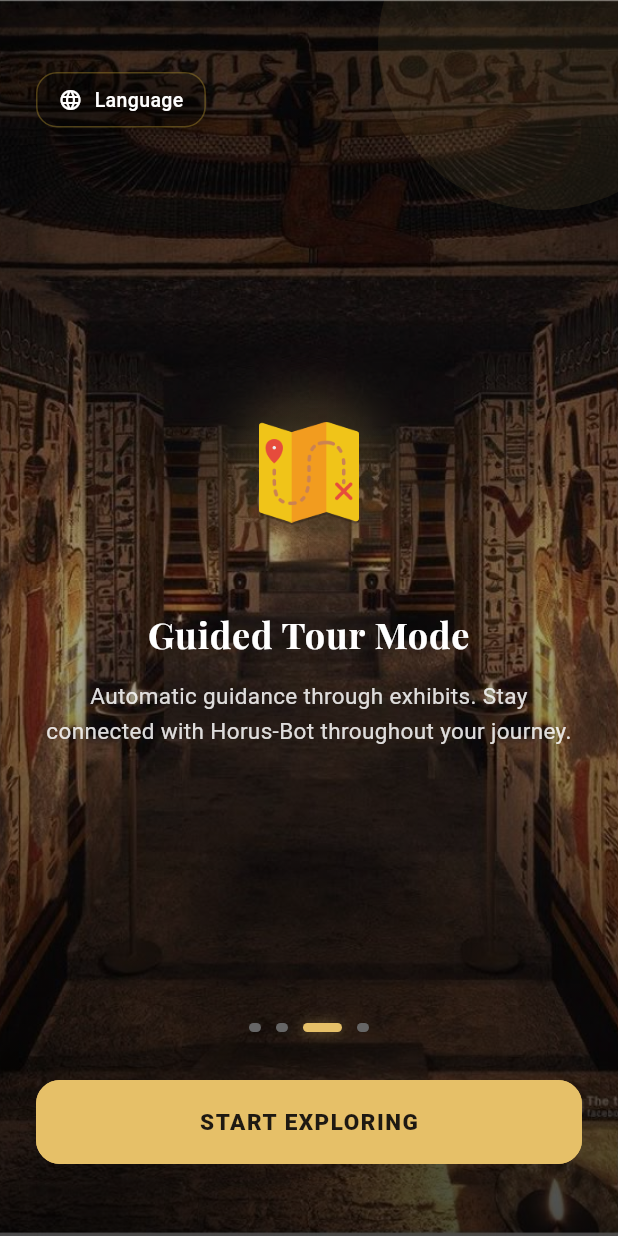
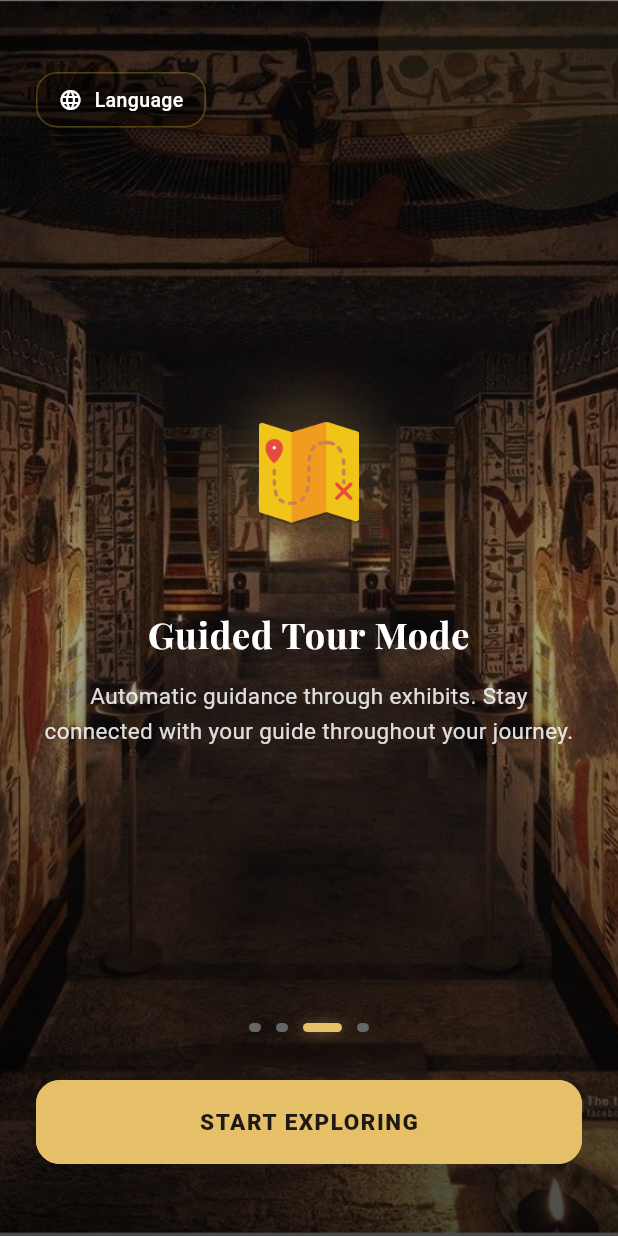
Before and after one commit to Farida-Waheed/museum_app, a Flutter app: the screen it shows after launch, swiped to page 3, on a phone screen of 412 x 824 dp. Run offline on Flutter 3.47's test engine with Material 3 defaults, Android fonts, the phone set to English and light mode, and no system bars; our stand-ins replace audioplayers, permission_handler, shared_preferences; missing offline and left inert: mobile_scanner; project files that could hold a hidden picture were left out.

Commit message:
Refine Home Screen UI, IA, and Branding
- Phase 1: Improved Hero readability with a dark gradient overlay and emphasized the 'Next Stop' card with a premium gold border and glow.
- Phase 1: Standardized Home Screen typography using central 'AppTextStyles'.
- Phase 2: Removed duplicated primary actions from the Home Screen (Robot Status Card and Exhibits shortcut).
- Phase 2: Refined AI Assistant UI to remove 'online' presence indicators and updated the FAB to a clean 'Ask the Guide' style.
- Phase 2: Audited and updated localizations to reduce brand name repetition, replacing 'Horus-Bot' with 'Guide' or 'Assistant' where appropriate.
- Technical: Fixed gradient visibility by using 'foregroundDecoration' and updated generated localization files.

Co-authored-by: Farida-Waheed <172945916+Farida-Waheed@users.noreply.github.com>

```diff
--- a/lib/l10n/app_en.arb
+++ b/lib/l10n/app_en.arb
@@ -13,11 +13,11 @@
   "mapPreview": "Map Preview",
   "fullView": "Full View",
   "horusBot": "Horus",
-  "talkToHorusBot": "Talk to Horus-Bot",
+  "talkToHorusBot": "Ask the Guide",
   "askTheGuide": "Ask the Guide",
   "guideStatus": "Guide Status",
   "alwaysAvailable": "Always available",
-  "aboutHorusBot": "About Horus-Bot",
+  "aboutHorusBot": "About the Guide",
   "you": "You",
   "exhibit": "Exhibit",
   "guestUser": "Guest User",
@@ -34,7 +34,7 @@
   "feedback": "Feedback",
   "settings": "Settings",
   "privacyPermissions": "Location Permission",
-  "privacyText": "Horus-Bot uses Bluetooth and Location to guide you inside the museum.",
+  "privacyText": "The app uses Bluetooth and Location to guide you inside the museum.",
   "deny": "Deny",
   "allow": "Allow",
   "mainGallery": "Main exhibition gallery",
@@ -126,13 +126,13 @@
   "locationPermissionBody": "Horus-Bot uses your location to guide you through museum exhibits and help you follow the robot during your visit.",
   "dataReassurance": "Your data is anonymous and used only for navigation.",
   "introTitle": "The Egyptian Museums",
-  "introSubtitle": "Explore Egyptian museums with Horus-Bot.",
+  "introSubtitle": "Explore Egyptian museums with your smart guide.",
   "onboarding1Title": "Welcome to Horus",
   "onboarding1Desc": "Your smart guide to the museum. Navigate exhibits, follow the robot, and discover hidden stories.",
-  "onboarding2Title": "Meet Horus",
-  "onboarding2Desc": "Your intelligent museum guide. Ask questions, listen to explanations, and explore during your visit.",
+  "onboarding2Title": "Your AI Guide",
+  "onboarding2Desc": "Your intelligent museum assistant. Ask questions, listen to explanations, and explore during your visit.",
   "onboarding3Title": "Guided Tour Mode",
-  "onboarding3Desc": "Automatic guidance through exhibits. Stay connected with Horus-Bot throughout your journey.",
+  "onboarding3Desc": "Automatic guidance through exhibits. Stay connected with your guide throughout your journey.",
   "onboarding4Title": "Explore & Learn",
   "onboarding4Desc": "Discover artifacts, ask questions, and enjoy interactive museum quizzes.",
   "next": "Next",
@@ -212,8 +212,8 @@
   "quizAvailableTitle": "Quiz Available",
   "quizAvailableMsg": "Test what you learned about {location}.",
   "takeQuiz": "Take Quiz",
-  "smartTipTitle": "Tip from Horus-Bot",
-  "robotNearbyTitle": "Horus-Bot is nearby",
+  "smartTipTitle": "Tip from the Guide",
+  "robotNearbyTitle": "The Guide is nearby",
   "robotNearbyMsg": "Follow the robot to continue your tour.",
   "permissionsTitle": "App Permissions",
   "permissionsSubtitle": "Enable these features to get the most out of your museum visit.",
--- a/lib/l10n/app_localizations_en.dart
+++ b/lib/l10n/app_localizations_en.dart
@@ -41,7 +41,7 @@ class AppLocalizationsEn extends AppLocalizations {
   String get horusBot => 'Horus';
 
   @override
-  String get talkToHorusBot => 'Talk to Horus-Bot';
+  String get talkToHorusBot => 'Ask the Guide';
 
   @override
   String get askTheGuide => 'Ask the Guide';
@@ -53,7 +53,7 @@ class AppLocalizationsEn extends AppLocalizations {
   String get alwaysAvailable => 'Always available';
 
   @override
-  String get aboutHorusBot => 'About Horus-Bot';
+  String get aboutHorusBot => 'About the Guide';
 
   @override
   String get you => 'You';
@@ -105,7 +105,7 @@ class AppLocalizationsEn extends AppLocalizations {
 
   @override
   String get privacyText =>
-      'Horus-Bot uses Bluetooth and Location to guide you inside the museum.';
+      'The app uses Bluetooth and Location to guide you inside the museum.';
 
   @override
   String get deny => 'Deny';
@@ -388,7 +388,7 @@ class AppLocalizationsEn extends AppLocalizations {
   String get introTitle => 'The Egyptian Museums';
 
   @override
-  String get introSubtitle => 'Explore Egyptian museums with Horus-Bot.';
+  String get introSubtitle => 'Explore Egyptian museums with your smart guide.';
 
   @override
   String get onboarding1Title => 'Welcome to Horus';
@@ -398,18 +398,18 @@ class AppLocalizationsEn extends AppLocalizations {
       'Your smart guide to the museum. Navigate exhibits, follow the robot, and discover hidden stories.';
 
   @override
-  String get onboarding2Title => 'Meet Horus';
+  String get onboarding2Title => 'Your AI Guide';
 
   @override
   String get onboarding2Desc =>
-      'Your intelligent museum guide. Ask questions, listen to explanations, and explore during your visit.';
+      'Your intelligent museum assistant. Ask questions, listen to explanations, and explore during your visit.';
 
   @override
   String get onboarding3Title => 'Guided Tour Mode';
 
   @override
   String get onboarding3Desc =>
-      'Automatic guidance through exhibits. Stay connected with Horus-Bot throughout your journey.';
+      'Automatic guidance through exhibits. Stay connected with your guide throughout your journey.';
 
   @override
   String get onboarding4Title => 'Explore & Learn';
@@ -664,10 +664,10 @@ class AppLocalizationsEn extends AppLocalizations {
   String get takeQuiz => 'Take Quiz';
 
   @override
-  String get smartTipTitle => 'Tip from Horus-Bot';
+  String get smartTipTitle => 'Tip from the Guide';
 
   @override
-  String get robotNearbyTitle => 'Horus-Bot is nearby';
+  String get robotNearbyTitle => 'The Guide is nearby';
 
   @override
   String get robotNearbyMsg => 'Follow the robot to continue your tour.';
```
Also changed, not shown: lib/l10n/app_ar.arb (+13 -14 lines), lib/l10n/app_localizations.dart (+9 -9 lines), lib/l10n/app_localizations_ar.dart (+14 -13 lines), lib/screens/home/home_screen.dart (+11 -118 lines).
